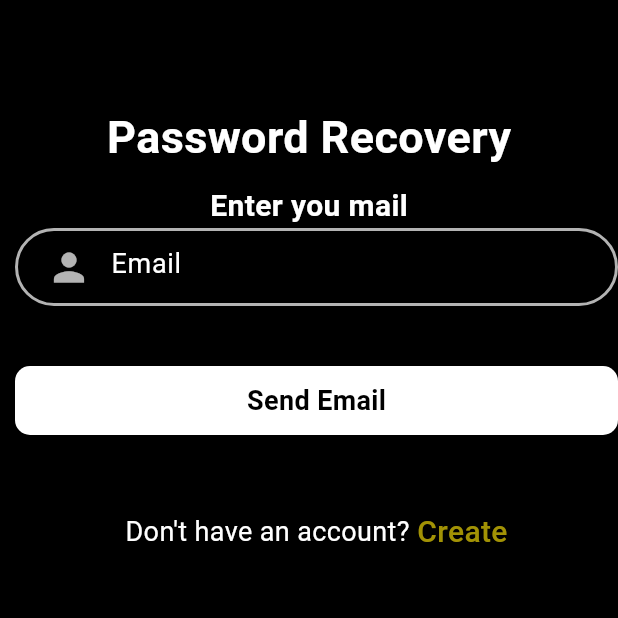
After one commit to Chandupa2001/Food-Delivery-App, a Flutter app: the ForgotPassword screen opened directly, on a phone screen of 412 x 824 dp, the top half of it. The commit adds this screen. Run offline on Flutter 3.47's test engine with Material 3 defaults, Android fonts, the light colour scheme and no system bars; our stand-ins replace curved_navigation_bar, firebase_auth, firebase_core; accounts and stored records are empty.

Commit message:
Created forgot password screen ui

```diff
--- /dev/null
+++ b/food_delivery_app/lib/pages/forgotpassword.dart
@@ -0,0 +1,132 @@
+import 'package:flutter/material.dart';
+import 'package:food_delivery_app/pages/signup.dart';
+
+class ForgotPassword extends StatefulWidget {
+  const ForgotPassword({super.key});
+
+  @override
+  State<ForgotPassword> createState() => _ForgotPasswordState();
+}
+
+class _ForgotPasswordState extends State<ForgotPassword> {
+  TextEditingController mailController = new TextEditingController();
+
+  @override
+  Widget build(BuildContext context) {
+    return Scaffold(
+      backgroundColor: Colors.black,
+      body: Container(
+        child: Column(
+          children: [
+            const SizedBox(height: 70),
+            Container(
+              alignment: Alignment.topCenter,
+              child: const Text(
+                "Password Recovery",
+                style: TextStyle(
+                  color: Colors.white,
+                  fontSize: 30,
+                  fontWeight: FontWeight.bold
+                ),
+              ),
+            ),
+            const SizedBox(height: 10),
+            const Text(
+              "Enter you mail",
+              style: TextStyle(
+                color: Colors.white,
+                fontSize: 20,
+                fontWeight: FontWeight.bold
+              ),
+            ),
+            Expanded(
+              child: Padding(
+                padding: const EdgeInsets.only(left: 10),
+                child: ListView(
+                  children: [
+                    Container(
+                      padding: const EdgeInsets.only(left: 10),
+                      decoration: BoxDecoration(
+                        border: Border.all(color: Colors.white70, width: 2.0),
+                      borderRadius: BorderRadius.circular(30),
+                      ),
+                      child: TextFormField(
+                        controller: mailController,
+                        validator: (value) {
+                          if (value == null || value.isEmpty) {
+                            return 'Please Enter Email';
+                          }
+                          return null;
+                        },
+                        style: const TextStyle(color: Colors.white),
+                        decoration: const InputDecoration(
+                          hintText: "Email",
+                          hintStyle: TextStyle(
+                            fontSize: 18,
+                            color: Colors.white
+                          ),
+                          prefixIcon: Icon(
+                            Icons.person,
+                            color: Colors.white70,
+                            size: 30,
+                          ),
+                          border: InputBorder.none
+                        ),
+                      ),
+                    ),
+                    const SizedBox(height: 40),
+                    Container(
+                      width: 140,
+                      padding: const EdgeInsets.all(10),
+                      decoration: BoxDecoration(
+                        color: Colors.white,
+                        borderRadius: BorderRadius.circular(10)
+                      ),
+                      child: const Center(
+                        child: Text(
+                          "Send Email",
+                          style: TextStyle(
+                            color: Colors.black,
+                            fontSize: 18,
+                            fontWeight: FontWeight.bold
+                          ),
+                        ),
+                      ),
+                    ),
+                    const SizedBox(height: 50),
+                    Row(
+                      mainAxisAlignment: MainAxisAlignment.center,
+                      children: [
+                        const Text(
+                          "Don't have an account?",
+                          style:
+                            TextStyle(fontSize: 18, color: Colors.white),
+                        ),
+                        const SizedBox(
+                          width: 5,
+                        ),
+                        GestureDetector(
+                          onTap: () {
+                            Navigator.push(context,MaterialPageRoute(builder: (context) => const SignUp()));
+                          },
+                          child: const Text(
+                            "Create",
+                            style: TextStyle(
+                              color: Color.fromARGB(225, 184, 166, 6),
+                              fontSize: 20,
+                              fontWeight: FontWeight.w500
+                            ),
+                          ),
+                        )
+                      ],
+                    )
+                  ],
+                )
+              )
+            ),
+          ],
+        ),
+      ),
+    );
+  }
+}
--- a/food_delivery_app/lib/pages/login.dart
+++ b/food_delivery_app/lib/pages/login.dart
@@ -1,6 +1,7 @@
 import 'package:firebase_auth/firebase_auth.dart';
 import 'package:flutter/material.dart';
 import 'package:food_delivery_app/pages/bottomNav.dart';
+import 'package:food_delivery_app/pages/forgotpassword.dart';
 import 'package:food_delivery_app/pages/signup.dart';
 import 'package:food_delivery_app/widget/widget_support.dart';
 
@@ -144,12 +145,17 @@ class _LogInState extends State<LogIn> {
                               const SizedBox(
                                 height: 20.0,
                               ),
-                              Container(
-                                  alignment: Alignment.topRight,
-                                  child: Text(
-                                    "Forgot Password?",
-                                    style: AppWidget.semiBoldTextFieldStyle(),
-                                  )),
+                              GestureDetector(
+                                onTap: () {
+                                  Navigator.push(context, MaterialPageRoute(builder: (context) => const ForgotPassword(),));
+                                },
+                                child: Container(
+                                    alignment: Alignment.topRight,
+                                    child: Text(
+                                      "Forgot Password?",
+                                      style: AppWidget.semiBoldTextFieldStyle(),
+                                    )),
+                              ),
                               const SizedBox(
                                 height: 50.0,
                               ),
```
